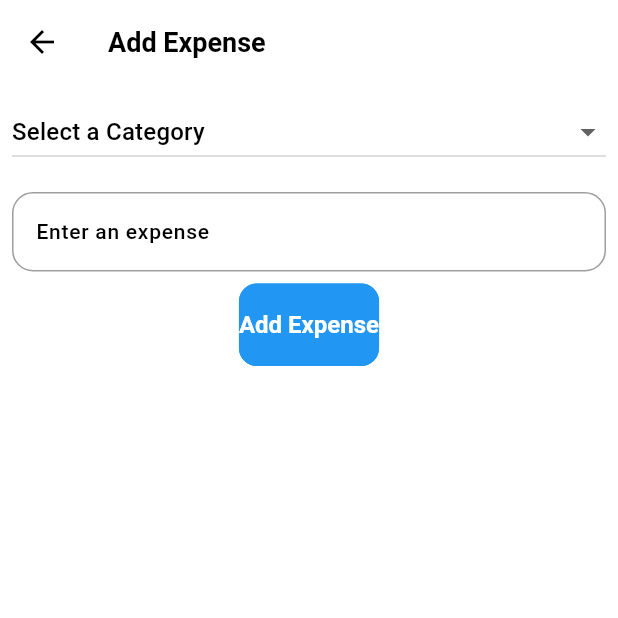
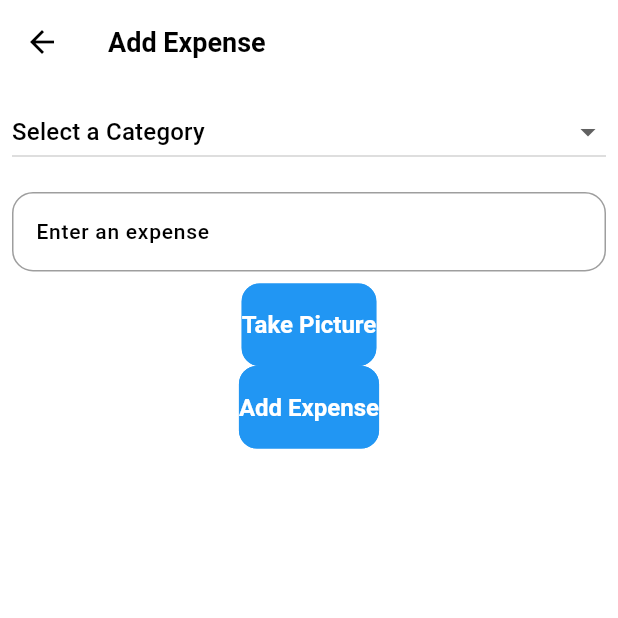
Before and after one commit to GabeC117/Smart-Wallet, a Flutter app: the AddExpense screen opened directly, after a tap on "Add Expense", on a phone screen of 412 x 824 dp, the top half of it. Run offline on Flutter 3.47's test engine with Material 2 defaults, Android fonts, the phone set to English and light mode, and no system bars; our stand-ins replace camera, cloud_firestore, firebase_auth, firebase_core, firebase_storage, fl_chart and 7 more; missing offline and left inert: dart:ffi, firebase_app_check; accounts and stored records are empty.

Commit message:
Added take picture and image url to expense

```diff
--- a/lib/classes/firebase_classes.dart
+++ b/lib/classes/firebase_classes.dart
@@ -194,27 +194,27 @@ class UserDatabase {
     }
   }
 
-  Future<void> setEx(double amount, String category) async {
+
+  Future<void> setEx(double amount, String category, String? imageUrl) async {
     try {
-      // Get reference to Firestore collection
       CollectionReference expenses = _firestore
           .collection('users')
           .doc(FirebaseAuth.instance.currentUser?.uid)
           .collection('expenses');
       String customId = _generateRandomId();
 
-      // Add a new document to the expenses collection with custom ID
       await expenses.doc(customId).set({
         'amount': amount,
         'category': category,
-        'createdAt':
-            FieldValue.serverTimestamp(), // Timestamp indicating creation time
+        'imageUrl': imageUrl, // Store the image URL
+        'createdAt': FieldValue.serverTimestamp(),
       });
     } catch (e) {
-      // Handle errors here
-      print('Error: $e');
+      print('Error setting expense: $e');
     }
   }
+
+
 
   Future<double?> getExAmount() async {
     //grab all amounts from all docs and return the addition of them all
--- a/lib/pages/add_expense.dart
+++ b/lib/pages/add_expense.dart
@@ -1,7 +1,9 @@
+import 'dart:io';
 import 'package:flutter/material.dart';
+import 'package:image_picker/image_picker.dart';
+import 'package:firebase_storage/firebase_storage.dart';
+import 'package:firebase_auth/firebase_auth.dart';
 import 'package:smart_wallet/classes/firebase_classes.dart';
-import 'dart:math';
-
 
 class AddExpense extends StatefulWidget {
   final VoidCallback? onUpdateBudgetPage; // Callback function
@@ -9,15 +11,10 @@ class AddExpense extends StatefulWidget {
   AddExpense({this.onUpdateBudgetPage});
 
   @override
-  _AddExpense createState() => _AddExpense();
+  _AddExpenseState createState() => _AddExpenseState();
 }
 
-Future<void> setEx(double a, String c) async {
-  UserDatabase userDatabase = UserDatabase();
-  await userDatabase.setEx(a, c);
-}
-
-class _AddExpense extends State<AddExpense> {
+class _AddExpenseState extends State<AddExpense> {
   final TextEditingController _expenseController = TextEditingController();
   String _selectedCategory = 'Select a Category';
   final List<String> _categories = [
@@ -28,6 +25,41 @@ class _AddExpense extends State<AddExpense> {
     'Utilities',
     'Other',
   ];
+  File? _image;
+  final _picker = ImagePicker();
+
+  Future<void> _takePicture() async {
+    final pickedFile = await _picker.pickImage(source: ImageSource.camera);
+    if (pickedFile != null) {
+      setState(() {
+        _image = File(pickedFile.path);
+      });
+    }
+  }
+
+  Future<void> _uploadExpenseWithImage(double expense, String category, File? imageFile) async {
+    String? imageUrl;
+    // Upload the image to Firebase Storage if it exists
+    if (imageFile != null) {
+      String userId = FirebaseAuth.instance.currentUser?.uid ?? '';
+      String fileName = 'expense_${DateTime.now().millisecondsSinceEpoch}.jpg';
+      Reference storageRef = FirebaseStorage.instance.ref().child('images/$userId/$fileName');
+      await storageRef.putFile(imageFile);
+      imageUrl = await storageRef.getDownloadURL();
+    }
+
+    // Upload the expense to the database with the image URL
+    UserDatabase userDatabase = UserDatabase();
+    await userDatabase.setEx(expense, category, imageUrl);
+  }
+
+  void _resetForm() {
+    _expenseController.clear();
+    setState(() {
+      _selectedCategory = 'Select a Category';
+      _image = null;
+    });
+  }
 
   @override
   Widget build(BuildContext context) {
@@ -37,7 +69,6 @@ class _AddExpense extends State<AddExpense> {
         leading: IconButton(
           icon: const Icon(Icons.arrow_back),
           onPressed: () {
-            // Call the callback function when pressing the back button
             widget.onUpdateBudgetPage?.call();
             Navigator.pop(context);
           },
@@ -76,10 +107,20 @@ class _AddExpense extends State<AddExpense> {
                 ),
               ),
             ),
+            if (_image != null)
+              Padding(
+                padding: const EdgeInsets.all(8.0),
+                child: Image.file(_image!),
+              ),
+            ElevatedButton(
+              onPressed: _takePicture,
+              child: const Text('Take Picture'),
+            ),
             ElevatedButton(
               onPressed: () {
                 final double expense = double.tryParse(_expenseController.text) ?? 0.0;
-                setEx(expense, _selectedCategory);
+                _uploadExpenseWithImage(expense, _selectedCategory, _image);
+                _resetForm();
               },
               child: const Text('Add Expense'),
             ),
--- a/lib/pages/home.dart
+++ b/lib/pages/home.dart
@@ -6,7 +6,6 @@ import 'package:smart_wallet/pages/budget.dart';
 import 'package:smart_wallet/pages/graph.dart';
 import 'package:smart_wallet/pages/receipt.dart';
 import 'package:smart_wallet/classes/firebase_classes.dart';
-import 'package:smart_wallet/utils/theme/theme.dart';
 
 import 'package:firebase_auth/firebase_auth.dart';
 import 'package:cloud_firestore/cloud_firestore.dart';
@@ -38,12 +37,7 @@ class _HomePageState extends State<HomePage> {
     // Calculate remaining budget once futures are resolved
     Future.wait([_budgetFuture, _recentExpensesFuture]).then((values) {
       double budget = values[0] as double? ?? 0.0;
-      double expenses = (values[1] as List<Map<String, dynamic>>?)
-              ?.fold<double>(
-                  0.0,
-                  (sum, expense) =>
-                      sum + (expense['amount'] as double? ?? 0.0)) ??
-          0.0;
+      double expenses = (values[1] as List<Map<String, dynamic>>?)?.fold<double>(0.0, (sum, expense) => sum + (expense['amount'] as double? ?? 0.0)) ?? 0.0;
 
       setState(() {
         _remainingBudget = budget - expenses;
@@ -60,7 +54,7 @@ class _HomePageState extends State<HomePage> {
       ),
       drawer: MyDrawer(),
       body: Container(
-        //color: Color.fromARGB(255, 255, 255, 255),
+        color: Color.fromARGB(255, 255, 255, 255),
         child: Column(
           children: <Widget>[
             Expanded(
@@ -118,8 +112,7 @@ class _HomePageState extends State<HomePage> {
                                             style: const TextStyle(
                                               fontSize: 20.0,
                                               fontWeight: FontWeight.bold,
-                                              color:
-                                                  Color.fromARGB(255, 0, 0, 0),
+                                              color: Color.fromARGB(255, 0, 0, 0),
                                             ),
                                           ),
                                         ),
@@ -130,8 +123,7 @@ class _HomePageState extends State<HomePage> {
                                             style: const TextStyle(
                                               fontSize: 20.0,
                                               fontWeight: FontWeight.bold,
-                                              color:
-                                                  Color.fromARGB(255, 0, 0, 0),
+                                              color: Color.fromARGB(255, 0, 0, 0),
                                             ),
                                           ),
                                         ),
@@ -181,8 +173,7 @@ class _HomePageState extends State<HomePage> {
                                                 style: const TextStyle(
                                                   fontSize: 20.0,
                                                   fontWeight: FontWeight.bold,
-                                                  color: Color.fromARGB(
-                                                      255, 0, 0, 0),
+                                                  color: Color.fromARGB(255, 0, 0, 0),
                                                 ),
                                               ),
                                             );
```
